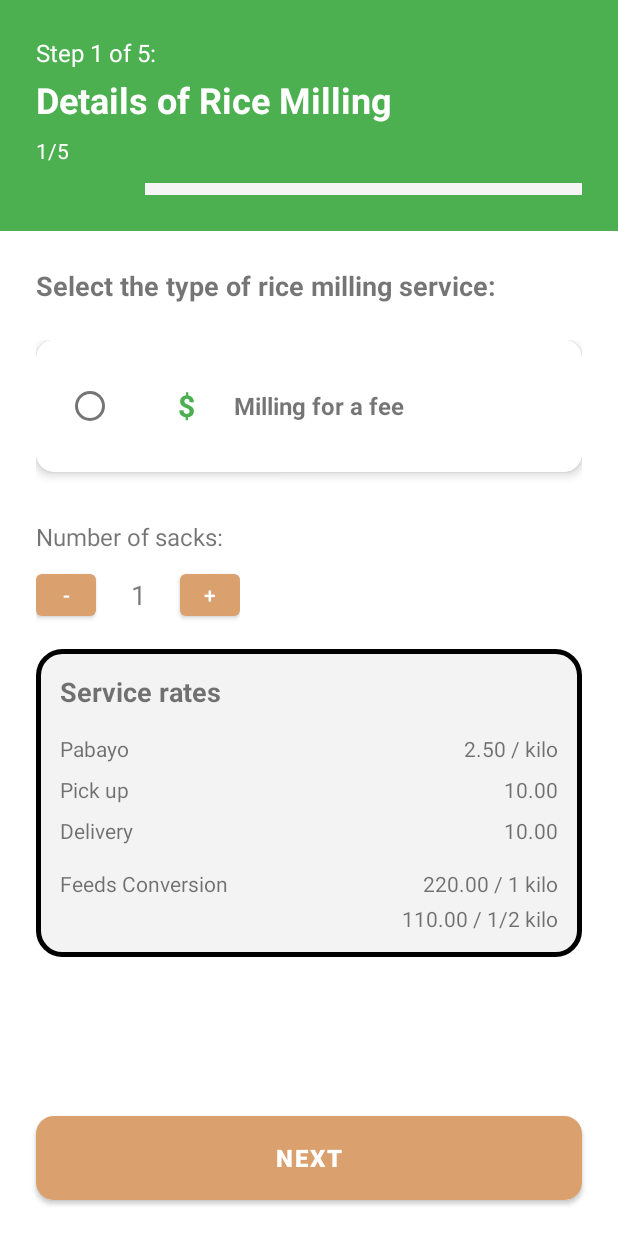
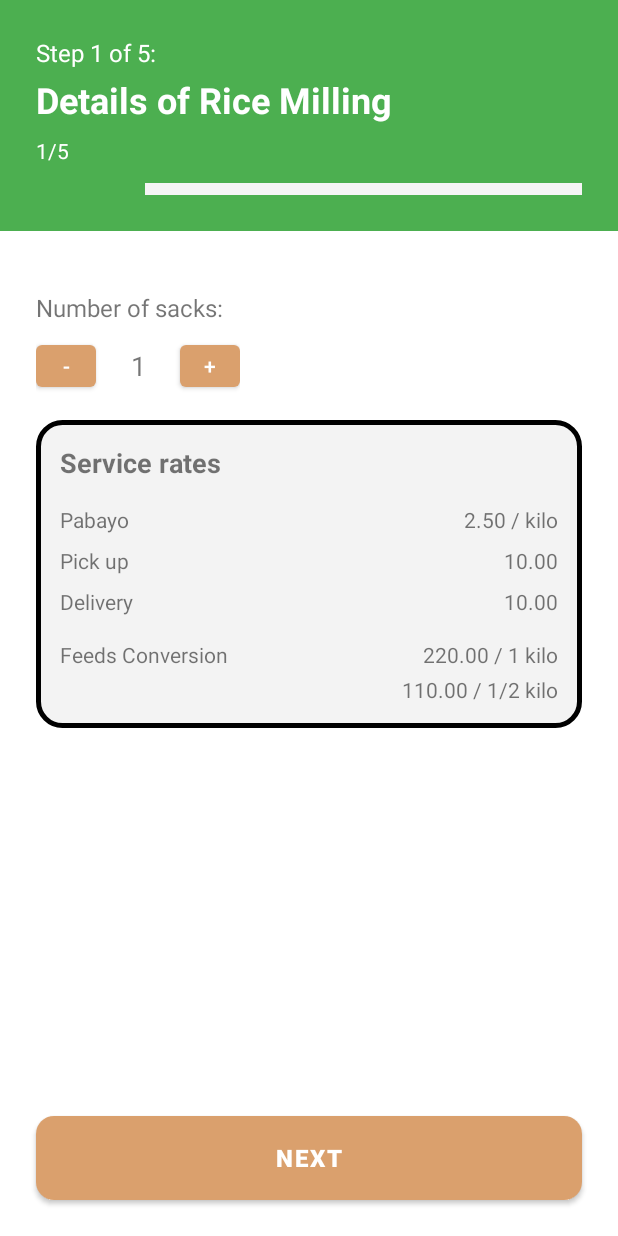
Before and after one commit to Pixiestt/pabayo-app, an Android app: the MillingDetailsFragment screen opened directly, with no data from a screen before it, on a phone screen of 412 x 824 dp. Run offline under Robolectric (Android 15) with nearby library versions, the phone set to English and light mode, and no system bars; 1 statement that could not run was skipped.

Commit message:
update sa request form sa customer

```diff
--- a/app/src/main/java/com/example/capstone2/customer/MillingDetailsFragment.kt
+++ b/app/src/main/java/com/example/capstone2/customer/MillingDetailsFragment.kt
@@ -49,41 +49,27 @@ class MillingDetailsFragment : Fragment() {
         sackCount = wizard.sackCount
         tvSackCount.text = sackCount.toString()
 
-        wizard.millingType?.let { mt ->
-            when (mt) {
-                MillingType.MILLING_FOR_FEE -> radioGroup.check(R.id.rbMillingForFee)
-                MillingType.MILLING_FOR_RICE_CONVERSION -> {
-                    // No specific radio in this layout for rice conversion; keep default selection or clear
-                    // If you add a radio/button for this option in the layout, update this block.
-                }
-            }
-            btnNext.isEnabled = true
-        }
+        // Since the layout no longer contains radio options, enable Next so the user can proceed
+        btnNext.isEnabled = true
 
-        // Initially disable the Next button if not prefilling
-        if (!btnNext.isEnabled) btnNext.isEnabled = false
-
-        // Set up radio button listeners
+        // Set up radio button listeners — keep minimal and avoid referencing removed IDs
         radioGroup.setOnCheckedChangeListener { _, checkedId ->
-            // Enable the Next button when an option is selected
+            // Enable the Next button when an option is selected (still safe if radios are later added)
             btnNext.isEnabled = true
 
+            // Try to detect the selected radio and map to MillingType if applicable.
             val selectedRadio = view.findViewById<RadioButton>(checkedId)
-            when (selectedRadio?.id) {
-                R.id.rbMillingForFee -> {
-                    activity.getWizardData().millingType = MillingType.MILLING_FOR_FEE
-                }
+            when (selectedRadio?.text?.toString()) {
+                // If you later add a radio with text matching these strings, map accordingly.
+                getString(R.string.milling_for_fee) -> activity.getWizardData().millingType = MillingType.MILLING_FOR_FEE
+                getString(R.string.sr_feeds_conversion) -> activity.getWizardData().millingType = MillingType.MILLING_FOR_RICE_CONVERSION
                 else -> {
-                    // No other radios in this layout; leave wizard value as-is or handle future options.
+                    // No mapping; leave millingType unchanged or set to null depending on desired behavior.
                 }
             }
         }
 
-        // Set up CardView click listener for the available option
-        val cardMillingForFee = view.findViewById<androidx.cardview.widget.CardView>(R.id.cardMillingForFee)
-        cardMillingForFee?.setOnClickListener {
-            radioGroup.check(R.id.rbMillingForFee)
-        }
+        // Removed click binding to deleted CardView (cardMillingForFee) to avoid referencing missing view IDs.
 
         btnPlus.setOnClickListener {
             sackCount++
@@ -97,10 +83,9 @@ class MillingDetailsFragment : Fragment() {
         }
 
         btnNext.setOnClickListener {
-            if (radioGroup.checkedRadioButtonId != -1) {
-                activity.getWizardData().sackCount = sackCount
-                activity.goToNextStep()
-            }
+            // Allow proceeding even if there is no radio selected (layout currently has no radios)
+            activity.getWizardData().sackCount = sackCount
+            activity.goToNextStep()
         }
     }
 }
--- a/app/src/main/res/layout/fragment_milling_details.xml
+++ b/app/src/main/res/layout/fragment_milling_details.xml
@@ -79,65 +79,13 @@
             android:orientation="vertical"
             android:padding="24dp">
 
-            <TextView
-                android:layout_width="wrap_content"
-                android:layout_height="wrap_content"
-                android:text="@string/select_milling_service"
-                android:textSize="18sp"
-                android:textStyle="bold"
-                android:layout_marginBottom="24dp" />
-
             <RadioGroup
                 android:id="@+id/radioGroupMilling"
                 android:layout_width="match_parent"
                 android:layout_height="wrap_content"
                 android:orientation="vertical">
 
-                    <!-- Milling for Fee Option -->
-                    <androidx.cardview.widget.CardView
-                        android:id="@+id/cardMillingForFee"
-                        android:layout_width="match_parent"
-                        android:layout_height="wrap_content"
-                        android:layout_marginBottom="16dp"
-                        android:clickable="true"
-                        android:focusable="true"
-                        app:cardCornerRadius="12dp"
-                        app:cardElevation="4dp">
-
-                    <LinearLayout
-                        android:layout_width="match_parent"
-                        android:layout_height="wrap_content"
-                        android:orientation="horizontal"
-                        android:padding="20dp"
-                        android:gravity="center_vertical">
-
-                        <RadioButton
-                            android:id="@+id/rbMillingForFee"
-                            android:layout_width="wrap_content"
-                            android:layout_height="wrap_content"
-                            android:layout_marginEnd="16dp" />
-
-                        <TextView
-                            android:layout_width="32dp"
-                            android:layout_height="32dp"
-                            android:layout_marginEnd="16dp"
-                            android:text="@string/currency_dollar"
-                            android:textSize="20sp"
-                            android:textStyle="bold"
-                            android:textColor="@color/primary_green"
-                            android:gravity="center" />
-
-                        <TextView
-                            android:layout_width="0dp"
-                            android:layout_height="wrap_content"
-                            android:layout_weight="1"
-                            android:text="@string/milling_for_fee"
-                            android:textSize="16sp"
-                            android:textStyle="bold" />
-
-                    </LinearLayout>
-
-                </androidx.cardview.widget.CardView>
+                <!-- removed Milling for Fee CardView as requested -->
 
             </RadioGroup>
 
```
